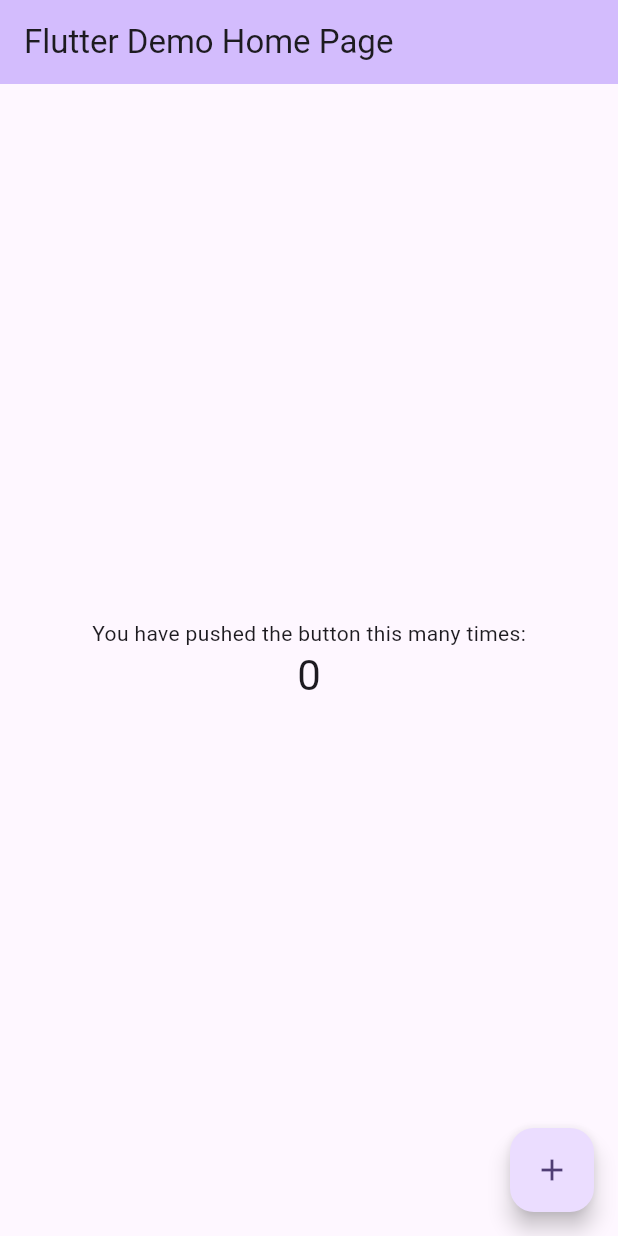
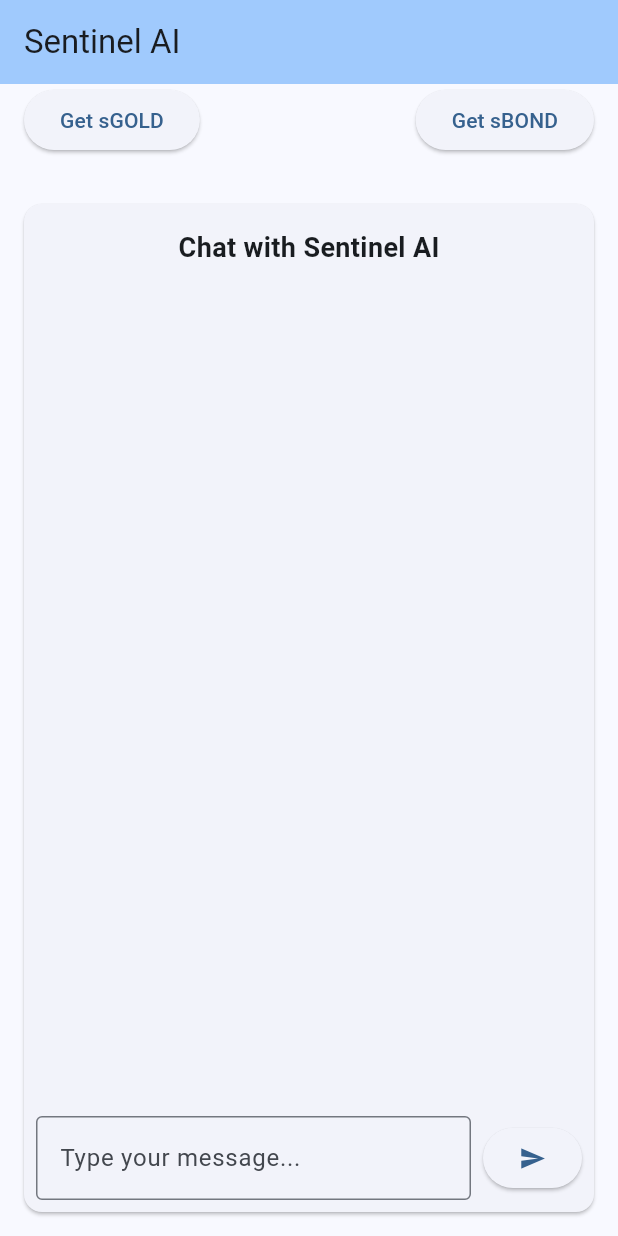
Before and after one commit to Psianturi/sentinel-ai, a Flutter app: the screen it shows after launch, on a phone screen of 412 x 824 dp. Run offline on Flutter 3.47's test engine with Material 3 defaults, Android fonts, the phone set to English and light mode, and no system bars; network calls fail.

Commit message:
Update AI integration, implement Flutter dashboard

```diff
--- a/flutter_app/lib/main.dart
+++ b/flutter_app/lib/main.dart
@@ -1,4 +1,6 @@
 import 'package:flutter/material.dart';
+import 'package:http/http.dart' as http;
+import 'dart:convert';
 
 void main() {
   runApp(const MyApp());
@@ -7,119 +9,247 @@ void main() {
 class MyApp extends StatelessWidget {
   const MyApp({super.key});
 
-  // This widget is the root of your application.
   @override
   Widget build(BuildContext context) {
     return MaterialApp(
-      title: 'Flutter Demo',
+      title: 'Sentinel AI',
       theme: ThemeData(
-        // This is the theme of your application.
-        //
-        // TRY THIS: Try running your application with "flutter run". You'll see
-        // the application has a purple toolbar. Then, without quitting the app,
-        // try changing the seedColor in the colorScheme below to Colors.green
-        // and then invoke "hot reload" (save your changes or press the "hot
-        // reload" button in a Flutter-supported IDE, or press "r" if you used
-        // the command line to start the app).
-        //
-        // Notice that the counter didn't reset back to zero; the application
-        // state is not lost during the reload. To reset the state, use hot
-        // restart instead.
-        //
-        // This works for code too, not just values: Most code changes can be
-        // tested with just a hot reload.
-        colorScheme: ColorScheme.fromSeed(seedColor: Colors.deepPurple),
+        colorScheme: ColorScheme.fromSeed(seedColor: Colors.blue),
         useMaterial3: true,
       ),
-      home: const MyHomePage(title: 'Flutter Demo Home Page'),
+      home: const HomePage(),
     );
   }
 }
 
-class MyHomePage extends StatefulWidget {
-  const MyHomePage({super.key, required this.title});
-
-  // This widget is the home page of your application. It is stateful, meaning
-  // that it has a State object (defined below) that contains fields that affect
-  // how it looks.
-
-  // This class is the configuration for the state. It holds the values (in this
-  // case the title) provided by the parent (in this case the App widget) and
-  // used by the build method of the State. Fields in a Widget subclass are
-  // always marked "final".
-
-  final String title;
+class HomePage extends StatefulWidget {
+  const HomePage({super.key});
 
   @override
-  State<MyHomePage> createState() => _MyHomePageState();
+  State<HomePage> createState() => _HomePageState();
 }
 
-class _MyHomePageState extends State<MyHomePage> {
-  int _counter = 0;
+class _HomePageState extends State<HomePage> {
+  String? walletAddress = '0x742d35Cc6634C0532925a3b88650D7241cdf3E81';
+  Map<String, dynamic>? balanceData;
+  List<Map<String, dynamic>> chatMessages = [];
+  TextEditingController messageController = TextEditingController();
+  bool isLoading = false;
 
-  void _incrementCounter() {
+  @override
+  void initState() {
+    super.initState();
+    fetchBalances();
+  }
+
+  Future<void> fetchBalances() async {
+    try {
+      // Replace with your Railway backend URL
+      final response = await http.get(
+        Uri.parse('https://your-railway-backend-url.up.railway.app/api/wallet/balance/$walletAddress'),
+      );
+
+      if (response.statusCode == 200) {
+        setState(() {
+          balanceData = json.decode(response.body);
+        });
+      }
+    } catch (e) {
+      print('Error fetching balances: $e');
+    }
+  }
+
+  Future<void> sendMessage() async {
+    if (messageController.text.trim().isEmpty) return;
+
+    final message = messageController.text.trim();
     setState(() {
-      // This call to setState tells the Flutter framework that something has
-      // changed in this State, which causes it to rerun the build method below
-      // so that the display can reflect the updated values. If we changed
-      // _counter without calling setState(), then the build method would not be
-      // called again, and so nothing would appear to happen.
-      _counter++;
+      chatMessages.add({'type': 'user', 'text': message});
+      messageController.clear();
+      isLoading = true;
     });
+
+    try {
+      final response = await http.post(
+        Uri.parse('https://your-railway-backend-url.up.railway.app/api/agent/chat'),
+        headers: {'Content-Type': 'application/json'},
+        body: json.encode({'message': message, 'userId': 'test-user'}),
+      );
+
+      if (response.statusCode == 200) {
+        final data = json.decode(response.body);
+        setState(() {
+          chatMessages.add({'type': 'agent', 'text': data['message']});
+        });
+      }
+    } catch (e) {
+      print('Chat error: $e');
+      setState(() {
+        chatMessages.add({'type': 'agent', 'text': 'Sorry, I couldn\'t process your request.'});
+      });
+    } finally {
+      setState(() {
+        isLoading = false;
+      });
+    }
+  }
+
+  Future<void> claimFaucet(String token) async {
+    try {
+      final response = await http.post(
+        Uri.parse('https://your-railway-backend-url.up.railway.app/api/wallet/claim-faucet'),
+        headers: {'Content-Type': 'application/json'},
+        body: json.encode({'address': walletAddress, 'token': token}),
+      );
+
+      if (response.statusCode == 200) {
+        final data = json.decode(response.body);
+        ScaffoldMessenger.of(context).showSnackBar(
+          SnackBar(content: Text(data['message'])),
+        );
+        fetchBalances();
+      }
+    } catch (e) {
+      print('Faucet error: $e');
+      ScaffoldMessenger.of(context).showSnackBar(
+        const SnackBar(content: Text('Failed to claim faucet')),
+      );
+    }
   }
 
   @override
   Widget build(BuildContext context) {
-    // This method is rerun every time setState is called, for instance as done
-    // by the _incrementCounter method above.
-    //
-    // The Flutter framework has been optimized to make rerunning build methods
-    // fast, so that you can just rebuild anything that needs updating rather
-    // than having to individually change instances of widgets.
     return Scaffold(
       appBar: AppBar(
-        // TRY THIS: Try changing the color here to a specific color (to
-        // Colors.amber, perhaps?) and trigger a hot reload to see the AppBar
-        // change color while the other colors stay the same.
+        title: const Text('Sentinel AI'),
         backgroundColor: Theme.of(context).colorScheme.inversePrimary,
-        // Here we take the value from the MyHomePage object that was created by
-        // the App.build method, and use it to set our appbar title.
-        title: Text(widget.title),
       ),
-      body: Center(
-        // Center is a layout widget. It takes a single child and positions it
-        // in the middle of the parent.
-        child: Column(
-          // Column is also a layout widget. It takes a list of children and
-          // arranges them vertically. By default, it sizes itself to fit its
-          // children horizontally, and tries to be as tall as its parent.
-          //
-          // Column has various properties to control how it sizes itself and
-          // how it positions its children. Here we use mainAxisAlignment to
-          // center the children vertically; the main axis here is the vertical
-          // axis because Columns are vertical (the cross axis would be
-          // horizontal).
-          //
-          // TRY THIS: Invoke "debug painting" (choose the "Toggle Debug Paint"
-          // action in the IDE, or press "p" in the console), to see the
-          // wireframe for each widget.
-          mainAxisAlignment: MainAxisAlignment.center,
-          children: <Widget>[
-            const Text(
-              'You have pushed the button this many times:',
-            ),
-            Text(
-              '$_counter',
-              style: Theme.of(context).textTheme.headlineMedium,
+      body: Column(
+        children: [
+          // Dashboard Section
+          if (balanceData != null) ...[
+            Card(
+              margin: const EdgeInsets.all(16),
+              child: Padding(
+                padding: const EdgeInsets.all(16),
+                child: Column(
+                  crossAxisAlignment: CrossAxisAlignment.start,
+                  children: [
+                    const Text(
+                      'Wallet Balance',
+                      style: TextStyle(fontSize: 20, fontWeight: FontWeight.bold),
+                    ),
+                    const SizedBox(height: 16),
+                    Row(
+                      mainAxisAlignment: MainAxisAlignment.spaceBetween,
+                      children: [
+                        Text('sGOLD: ${double.parse(balanceData!['sGold']).toStringAsFixed(2)}'),
+                        Text('sBOND: ${double.parse(balanceData!['sBOND']).toStringAsFixed(2)}'),
+                      ],
+                    ),
+                    const SizedBox(height: 8),
+                    Text('Native: ${double.parse(balanceData!['native']).toStringAsFixed(4)}'),
+                    const SizedBox(height: 8),
+                    Text('USD Value: \$${balanceData!['usdValue'].toStringAsFixed(2)}'),
+                  ],
+                ),
+              ),
             ),
           ],
-        ),
+
+          // Faucet Section
+          Padding(
+            padding: const EdgeInsets.symmetric(horizontal: 16),
+            child: Row(
+              mainAxisAlignment: MainAxisAlignment.spaceBetween,
+              children: [
+                ElevatedButton(
+                  onPressed: () => claimFaucet('sGOLD'),
+                  child: const Text('Get sGOLD'),
+                ),
+                ElevatedButton(
+                  onPressed: () => claimFaucet('sBOND'),
+                  child: const Text('Get sBOND'),
+                ),
+              ],
+            ),
+          ),
+
+          const SizedBox(height: 16),
+
+          // Chat Section
+          Expanded(
+            child: Card(
+              margin: const EdgeInsets.all(16),
+              child: Column(
+                children: [
+                  const Padding(
+                    padding: EdgeInsets.all(16),
+                    child: Text(
+                      'Chat with Sentinel AI',
+                      style: TextStyle(fontSize: 18, fontWeight: FontWeight.bold),
+                    ),
+                  ),
+                  Expanded(
+                    child: ListView.builder(
+                      itemCount: chatMessages.length,
+                      itemBuilder: (context, index) {
+                        final chat = chatMessages[index];
+                        return ListTile(
+                          title: Align(
+                            alignment: chat['type'] == 'user'
+                                ? Alignment.centerRight
+                                : Alignment.centerLeft,
+                            child: Container(
+                              padding: const EdgeInsets.all(12),
+                              decoration: BoxDecoration(
+                                color: chat['type'] == 'user'
+                                    ? Colors.blue
+                                    : Colors.grey[300],
+                                borderRadius: BorderRadius.circular(8),
+                              ),
+                              child: Text(
+                                chat['text'],
+                                style: TextStyle(
+                                  color: chat['type'] == 'user' ? Colors.white : Colors.black,
+                                ),
+                              ),
+                            ),
+                          ),
+                        );
+                      },
+                    ),
+                  ),
+                  Padding(
+                    padding: const EdgeInsets.all(8),
+                    child: Row(
+                      children: [
+                        Expanded(
+                          child: TextField(
+                            controller: messageController,
+                            decoration: const InputDecoration(
+                              hintText: 'Type your message...',
+                              border: OutlineInputBorder(),
+                            ),
+                            onSubmitted: (_) => sendMessage(),
+                          ),
+                        ),
+                        const SizedBox(width: 8),
+                        ElevatedButton(
+                          onPressed: isLoading ? null : sendMessage,
+                          child: isLoading
+                              ? const CircularProgressIndicator()
+                              : const Icon(Icons.send),
+                        ),
+                      ],
+                    ),
+                  ),
+                ],
+              ),
+            ),
+          ),
+        ],
       ),
-      floatingActionButton: FloatingActionButton(
-        onPressed: _incrementCounter,
-        tooltip: 'Increment',
-        child: const Icon(Icons.add),
-      ), // This trailing comma makes auto-formatting nicer for build methods.
     );
   }
 }
--- a/flutter_app/pubspec.yaml
+++ b/flutter_app/pubspec.yaml
@@ -34,6 +34,7 @@ dependencies:
   # The following adds the Cupertino Icons font to your application.
   # Use with the CupertinoIcons class for iOS style icons.
   cupertino_icons: ^1.0.8
+  http: ^1.2.1
 
 dev_dependencies:
   flutter_test:
```
Also changed, not shown: flutter_app/pubspec.lock, 4 other files.
